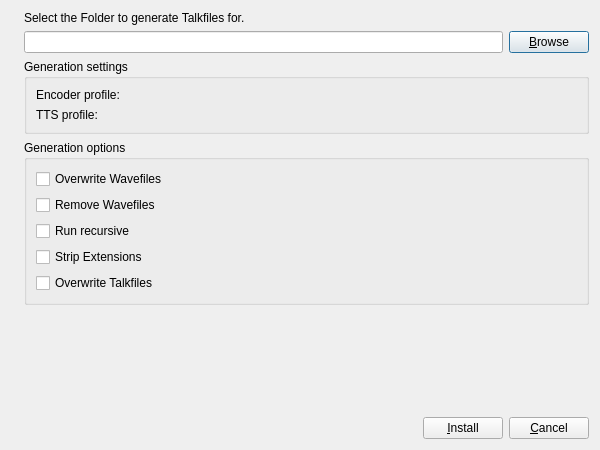
Rockbox-Chinese-Community/Rockbox-RCC, file rbutil/rbutilqt/installtalkfrm.ui: the form before one commit.
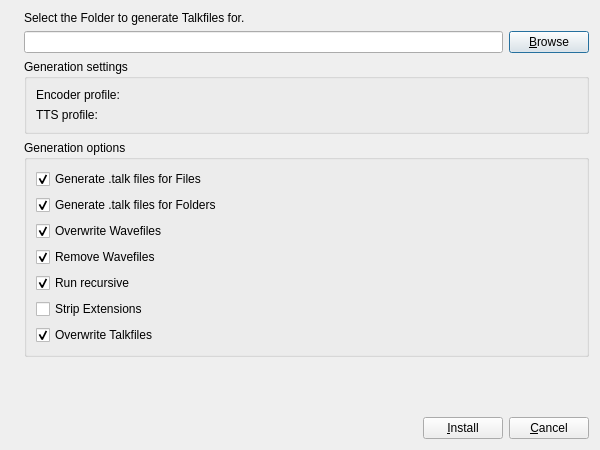
The form after the commit. Icons and pictures are not drawn.

Commit message: rbutil: add options to create .talk files only for Folders or only for Files or for Both.

Diff of the .ui file:
```diff
--- a/rbutil/rbutilqt/installtalkfrm.ui
+++ b/rbutil/rbutilqt/installtalkfrm.ui
@@ -78,38 +78,76 @@
       <string>Generation options</string>
      </property>
      <layout class="QGridLayout" >
-      <item row="0" column="0" >
+      <item row="2" column="0" >
        <widget class="QCheckBox" name="OverwriteWav" >
         <property name="text" >
          <string>Overwrite Wavefiles</string>
         </property>
+        <property name="checked" >
+         <bool>true</bool>
+        </property>
        </widget>
       </item>
-      <item row="1" column="0" >
+      <item row="3" column="0" >
        <widget class="QCheckBox" name="RemoveWav" >
         <property name="text" >
          <string>Remove Wavefiles</string>
         </property>
+        <property name="checked" >
+         <bool>true</bool>
+        </property>
        </widget>
       </item>
-      <item row="2" column="0" >
+      <item row="4" column="0" >
        <widget class="QCheckBox" name="recursive" >
         <property name="text" >
          <string>Run recursive</string>
         </property>
+        <property name="checked" >
+         <bool>true</bool>
+        </property>
        </widget>
       </item>
-      <item row="3" column="0" >
+      <item row="5" column="0" >
        <widget class="QCheckBox" name="StripExtensions" >
         <property name="text" >
          <string>Strip Extensions</string>
         </property>
+        <property name="checked" >
+         <bool>false</bool>
+        </property>
        </widget>
       </item>
-      <item row="4" column="0" >
+      <item row="6" column="0" >
        <widget class="QCheckBox" name="OverwriteTalk" >
         <property name="text" >
          <string>Overwrite Talkfiles</string>
+        </property>
+        <property name="checked" >
+         <bool>true</bool>
+        </property>
+       </widget>
+      </item>
+      <item row="1" column="0" >
+       <widget class="QCheckBox" name="talkFolders" >
+        <property name="text" >
+         <string>Generate .talk files for Folders</string>
+        </property>
+        <property name="checked" >
+         <bool>true</bool>
+        </property>
+       </widget>
+      </item>
+      <item row="0" column="0" >
+       <widget class="QCheckBox" name="talkFiles" >
+        <property name="text" >
+         <string>Generate .talk files for Files</string>
+        </property>
+        <property name="checked" >
+         <bool>true</bool>
+        </property>
+        <property name="tristate" >
+         <bool>false</bool>
         </property>
        </widget>
       </item>
```
The commit also changes 3 other files.
